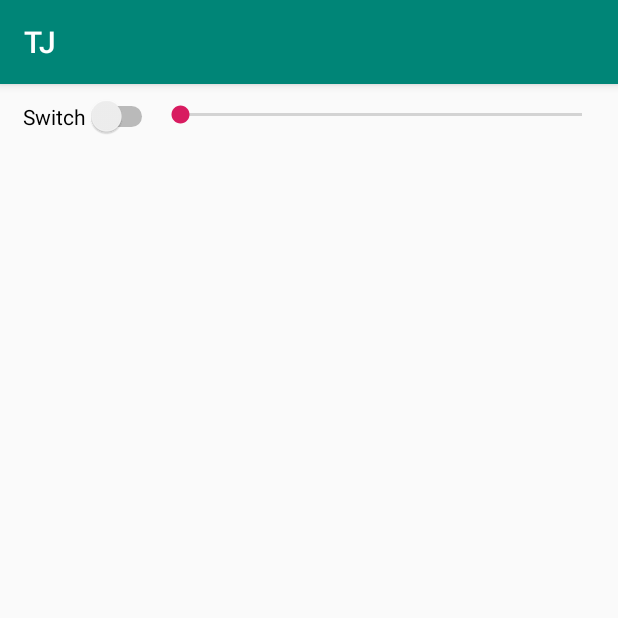
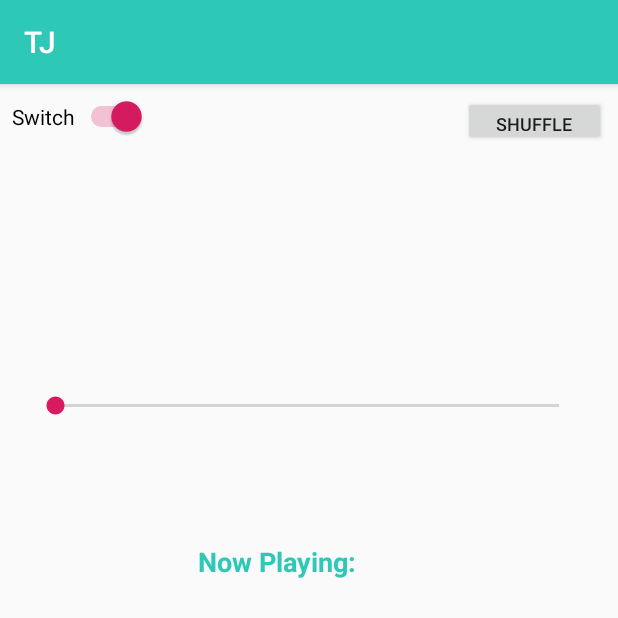
Before and after one commit to woosuk0410/tj, an Android app: the screen it shows after launch (MainActivity), on a phone screen of 412 x 824 dp, the top half of it. Run offline under Robolectric (Android 15) with nearby library versions, the phone set to English and light mode, and no system bars; 7 statements that could not run were skipped.

Commit message:
refactor & layout & shuffle play

```diff
--- a/app/src/main/java/com/example/android/tj/MainActivity.java
+++ b/app/src/main/java/com/example/android/tj/MainActivity.java
@@ -1,21 +1,15 @@
 package com.example.android.tj;
 
-import android.media.MediaPlayer;
-import android.net.Uri;
 import android.os.Bundle;
-import android.os.Environment;
 import android.os.Handler;
 import android.support.v7.app.AppCompatActivity;
 import android.view.View;
-import android.widget.ArrayAdapter;
 import android.widget.ListView;
 import android.widget.SeekBar;
 import android.widget.Switch;
+import android.widget.TextView;
 
-import java.io.File;
-import java.util.Arrays;
-import java.util.Optional;
-import java.util.stream.Collectors;
+import java.util.Collections;
 
 public class MainActivity extends AppCompatActivity {
 
@@ -26,105 +20,54 @@ public class MainActivity extends AppCompatActivity {
         switch_ = findViewById(com.example.android.tj.R.id.switch1);
 
         seekBar = findViewById(com.example.android.tj.R.id.seekBar);
-        handler = new Handler();
+        nowPlaying = findViewById(R.id.now_playing);
 
-        if (currentPlayer == null) {
+        if (nodes == null) {
+            handler = new Handler();
+            nodes = new Nodes(this);
             init();
-        }
-        if (currentPlayer.isPlaying()) {
-            switch_.setChecked(true);
-        } else {
-            switch_.setChecked(false);
         }
     }
 
-    MediaPlayer currentPlayer;
-    File[] musicFiles;
-    Switch switch_;
-    SeekBar seekBar;
+    public Switch switch_;
+    public SeekBar seekBar;
+    public TextView nowPlaying;
     private Handler handler;
+    private Nodes nodes;
 
 
     private void init() {
         ListView lv = findViewById(com.example.android.tj.R.id.list_files);
+        lv.setAdapter(nodes.adapter);
 
-        File dirFO = Environment.getExternalStorageDirectory();
-        File tjDir = new File(dirFO.getAbsolutePath() + "/tj");
-        musicFiles = tjDir.listFiles();
-
-        Optional<MediaPlayer> firstMp = Arrays.stream(musicFiles).map(m -> {
-            MediaPlayer mp = new MediaPlayer();
-            try {
-                mp.setDataSource(this, Uri.fromFile(m));
-                mp.prepare();
-            } catch (Exception e) {
-                e.printStackTrace();
-            }
-            return mp;
-        }).reduce((player1, player2) -> {
-            player2.setOnCompletionListener(mp -> {
-                mp.release();
-                currentPlayer = player1;
-                setSeekBar(currentPlayer);
-                currentPlayer.start();
-            });
-            return player2;
-        });
-
-        currentPlayer = firstMp.map(player -> {
-            try {
-                player.prepare();
-            } catch (Exception e) {
-                e.printStackTrace();
-            }
-            return player;
-        }).orElse(MediaPlayer.create(this, Uri.fromFile(musicFiles[0])));
-
-        setSeekBar(currentPlayer);
+        lv.setOnItemClickListener((parent, view, position, id) -> nodes.play(position));
 
 
-        ArrayAdapter<String> adapter = new ArrayAdapter<>(this, com.example.android.tj.R.layout
-                .activity_listview,
-                Arrays.stream(musicFiles).map(File::getName).collect(Collectors.toList()));
-        lv.setAdapter(adapter);
-
+        switch_.setChecked(true);
+        nodes.play(0);
 
         this.runOnUiThread(new Runnable() {
             @Override
             public void run() {
-                seekBar.setProgress(currentPlayer.getCurrentPosition() / 1000);
+                if (Nodes.player.isPlaying()) {
+                    seekBar.setProgress(Nodes.player.getCurrentPosition() / 1000);
+                }
                 handler.postDelayed(this, 1000);
             }
         });
     }
 
-    private void setSeekBar(MediaPlayer player) {
-        seekBar.setMax(player.getDuration() / 1000);
-        seekBar.setOnSeekBarChangeListener(new SeekBar.OnSeekBarChangeListener() {
-            @Override
-            public void onProgressChanged(SeekBar seekBar, int progress, boolean fromUser) {
-                if (fromUser) {
-                    currentPlayer.seekTo(progress * 1000);
-                }
-            }
+    public void onShuffle(View view) {
+        Collections.shuffle(nodes.nodes);
+        nodes.play(0);
+    }
 
-            @Override
-            public void onStartTrackingTouch(SeekBar seekBar) {
-
-            }
-
-            @Override
-            public void onStopTrackingTouch(SeekBar seekBar) {
-
-            }
-        });
-    }
 
     public void onSwitch(View view) {
         if (switch_.isChecked()) {
-            currentPlayer.start();
+            Nodes.player.start();
         } else {
-            currentPlayer.pause();
+            Nodes.player.pause();
         }
     }
 }
--- /dev/null
+++ b/app/src/main/java/com/example/android/tj/Nodes.java
@@ -0,0 +1,82 @@
+package com.example.android.tj;
+
+import android.media.MediaPlayer;
+import android.net.Uri;
+import android.os.Environment;
+import android.widget.ArrayAdapter;
+
+import java.io.File;
+import java.util.Arrays;
+import java.util.LinkedList;
+import java.util.stream.Collectors;
+
+class Nodes {
+    class Node {
+        File file;
+
+        Node(File file) {
+            this.file = file;
+        }
+    }
+
+    private static String TJ_DIR = "/tj";
+    LinkedList<Node> nodes;
+    ArrayAdapter<String> adapter;
+    static MediaPlayer player;
+    private MainActivity ctx;
+
+    Nodes(MainActivity ctx) {
+        this.ctx = ctx;
+        File[] files = new File(Environment.getExternalStorageDirectory().getAbsolutePath() +
+                "/tj").listFiles();
+        nodes = Arrays.stream(files).map(Node::new).collect(Collectors.toCollection
+                (LinkedList::new));
+        adapter = new ArrayAdapter<>(ctx, R.layout.activity_listview, nodes.stream().map(n -> n
+                .file.getName()).collect(Collectors.toList()));
+
+        player = new MediaPlayer();
+    }
+
+    private Node next() {
+        Node head = nodes.remove();
+        nodes.add(head);
+        adapter.clear();
+        adapter.addAll(nodes.stream().map(n -> n.file.getName()).collect(Collectors.toList()));
+        adapter.notifyDataSetChanged();
+        return head;
+    }
+
+    void play(int startIdx) {
+        try {
+
+            for (int i = 0; i < startIdx; i++) {
+                next();
+            }
+
+            player.reset();
+            Node n = next();
+            player.setDataSource(ctx, Uri.fromFile(n.file));
+            player.prepare();
+            player.start();
+            Helpers.setNowPlaying(ctx.nowPlaying, n.file.getName());
+            Helpers.setSeekBar(ctx.seekBar, player);
+            player.setOnCompletionListener(finishedPlayer -> {
+                try {
+                    finishedPlayer.reset();
+                    Node n2 = next();
+                    player.setDataSource(ctx, Uri.fromFile(n2.file));
+                    player.prepare();
+                    player.start();
+                    Helpers.setNowPlaying(ctx.nowPlaying, n2.file.getName());
+                    Helpers.setSeekBar(ctx.seekBar, player);
+                } catch (Exception e) {
+                    e.printStackTrace();
+                }
+            });
+        } catch (Exception e) {
+            e.printStackTrace();
+        }
+    }
+
+
+}
--- a/app/src/main/res/layout/activity_main.xml
+++ b/app/src/main/res/layout/activity_main.xml
@@ -16,16 +16,15 @@
         android:onClick="onSwitch"
         android:text="@string/_switch"
         app:layout_constraintEnd_toEndOf="parent"
-        app:layout_constraintHorizontal_bias="0.025"
+        app:layout_constraintHorizontal_bias="0.0"
         app:layout_constraintStart_toStartOf="parent"
         app:layout_constraintTop_toTopOf="parent" />
 
     <ListView
         android:id="@+id/list_files"
-        android:layout_width="395dp"
-        android:layout_height="500dp"
+        android:layout_width="383dp"
+        android:layout_height="385dp"
         android:layout_marginStart="8dp"
-        android:layout_marginTop="8dp"
         android:layout_marginEnd="8dp"
         android:layout_marginBottom="8dp"
         app:layout_constraintBottom_toBottomOf="parent"
@@ -37,13 +36,42 @@
 
     <SeekBar
         android:id="@+id/seekBar"
-        android:layout_width="300dp"
-        android:layout_height="25dp"
+        android:layout_width="368dp"
+        android:layout_height="24dp"
+        app:layout_constraintBottom_toTopOf="@+id/now_playing"
+        app:layout_constraintEnd_toEndOf="parent"
+        app:layout_constraintHorizontal_bias="0.477"
+        app:layout_constraintStart_toStartOf="parent"
+        app:layout_constraintTop_toTopOf="parent"
+        app:layout_constraintVertical_bias="0.719" />
+
+    <TextView
+        android:id="@+id/now_playing"
+        android:layout_width="368dp"
+        android:layout_height="31dp"
+        android:text="@string/now_playing"
+        android:textAlignment="center"
+        android:textColor="@color/colorPrimary"
+        android:textSize="18sp"
+        android:textStyle="bold"
+        app:layout_constraintBottom_toTopOf="@+id/list_files"
+        app:layout_constraintEnd_toEndOf="parent"
+        app:layout_constraintHorizontal_bias="0.0"
+        app:layout_constraintStart_toStartOf="parent"
+        app:layout_constraintTop_toBottomOf="@+id/switch1"
+        app:layout_constraintVertical_bias="0.879" />
+
+    <Button
+        android:id="@+id/button3"
+        android:layout_width="95dp"
+        android:layout_height="33dp"
         android:layout_marginStart="8dp"
         android:layout_marginTop="8dp"
         android:layout_marginEnd="8dp"
-        android:layout_marginBottom="8dp"
-        app:layout_constraintBottom_toTopOf="@+id/list_files"
+        android:onClick="onShuffle"
+        android:text="@string/shuffle"
+        android:textSize="12sp"
+        app:layout_constraintBottom_toTopOf="@+id/seekBar"
         app:layout_constraintEnd_toEndOf="parent"
         app:layout_constraintHorizontal_bias="1.0"
         app:layout_constraintStart_toEndOf="@+id/switch1"
--- a/app/src/main/res/values/colors.xml
+++ b/app/src/main/res/values/colors.xml
@@ -1,6 +1,6 @@
 <?xml version="1.0" encoding="utf-8"?>
 <resources>
-    <color name="colorPrimary">#008577</color>
+    <color name="colorPrimary">#2ec8b7</color>
     <color name="colorPrimaryDark">#00574B</color>
     <color name="colorAccent">#D81B60</color>
 </resources>
--- a/app/src/main/res/values/strings.xml
+++ b/app/src/main/res/values/strings.xml
@@ -93,4 +93,7 @@
     </string>
     <string name="action_settings">Settings</string>
     <string name="textview">TextView</string>
+    <string name="now_playing">Now Playing:</string>
+    <string name="button">Shuffle</string>
+    <string name="shuffle">Shuffle</string>
 </resources>
```
Also changed, not shown: app/src/main/java/com/example/android/tj/Helpers.java (added, +33 -0 lines).
